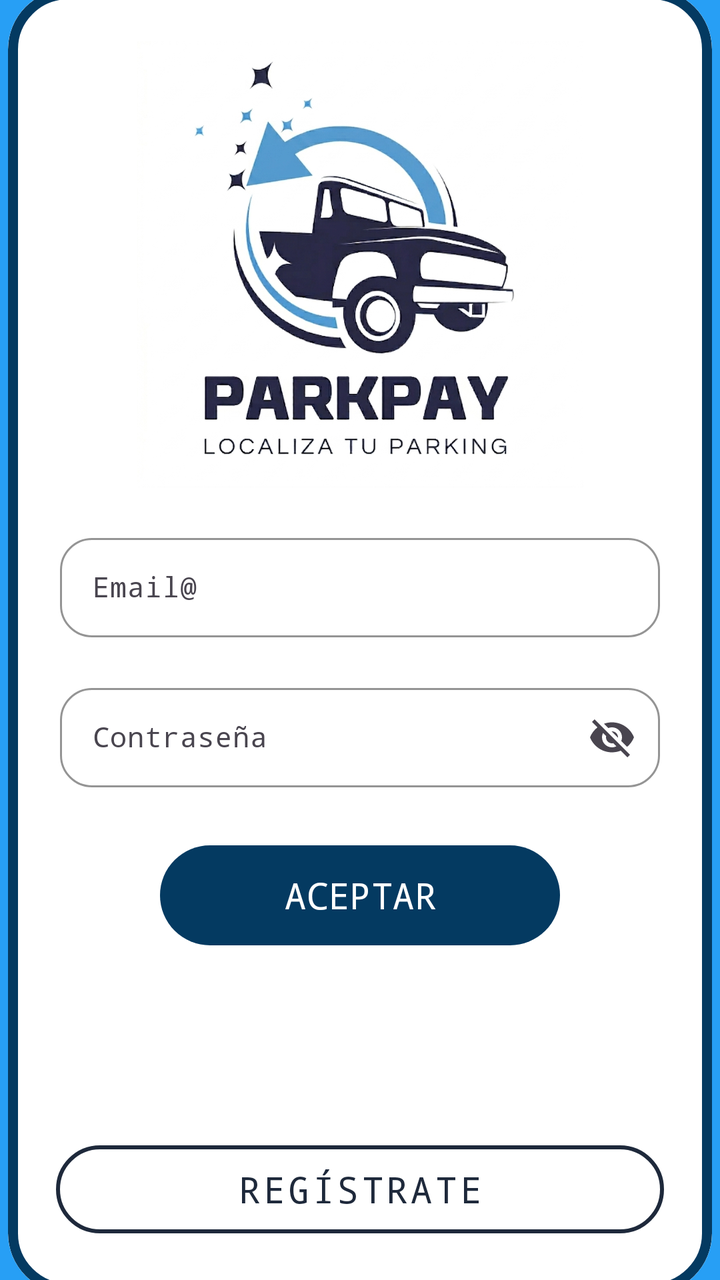
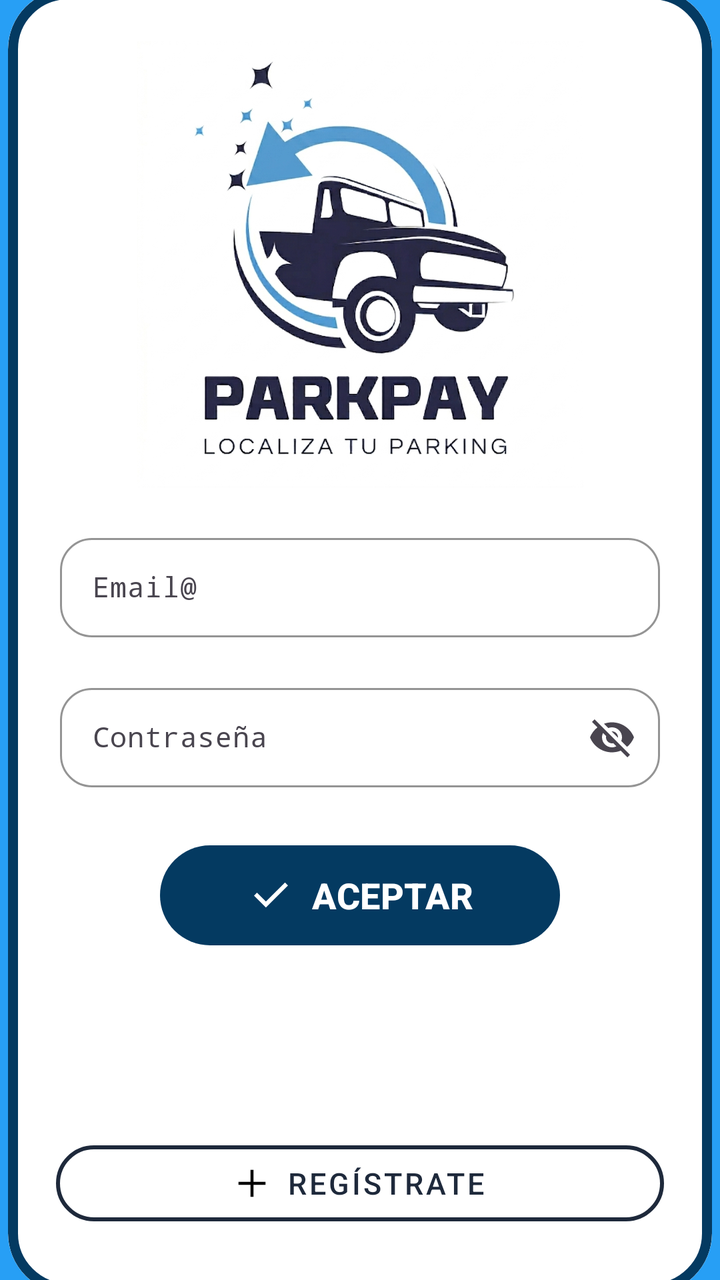

The first picture is an Android layout as it rendered before a commit; the second is the same layout after the commit. The layout source and the unified diff follow.
<!-- AndroidManifest.xml: application theme Theme.ParkPay -->
<!-- res/layout/activity_login.xml -->
<?xml version="1.0" encoding="utf-8"?>
<androidx.constraintlayout.widget.ConstraintLayout xmlns:android="http://schemas.android.com/apk/res/android"
    xmlns:app="http://schemas.android.com/apk/res-auto"
    xmlns:tools="http://schemas.android.com/tools"
    android:id="@+id/main"
    android:layout_width="match_parent"
    android:layout_height="match_parent"
    tools:context=".Login"
    android:background="#279FF5">

    <com.google.android.material.card.MaterialCardView
        style="@style/Widget.Material3.CardView.Outlined"
        android:layout_width="352dp"

        android:layout_height="652dp"
        app:cardBackgroundColor="@android:color/transparent"
        app:cardCornerRadius="30dp"
        app:layout_constraintBottom_toBottomOf="parent"
        app:layout_constraintEnd_toEndOf="parent"
        app:layout_constraintHorizontal_bias="0.491"
        app:layout_constraintStart_toStartOf="parent"
        app:layout_constraintTop_toTopOf="parent"
        app:layout_constraintVertical_bias="0.493"
        app:strokeColor="#043A61"
        app:strokeWidth="5dp">

        <androidx.constraintlayout.widget.ConstraintLayout
            android:layout_width="match_parent"
            android:layout_height="match_parent"
            android:background="@color/white"
            android:padding="16dp">

            <TextView
                android:id="@+id/idResultReg"
                android:layout_width="280dp"
                android:layout_height="60dp"
                android:layout_marginTop="20dp"
                android:textAlignment="center"
                android:textColor="@android:color/holo_red_dark"
                android:fontFamily="monospace"
                android:textSize="20sp"
                android:textStyle="bold"
                app:layout_constraintEnd_toEndOf="parent"
                app:layout_constraintStart_toStartOf="parent"
                app:layout_constraintTop_toBottomOf="@+id/id_bt_accept_icon" />

            <com.google.android.material.button.MaterialButton
                android:id="@+id/id_bt_accept_icon"
                android:layout_width="200dp"
                android:layout_height="58dp"
                android:layout_marginHorizontal="8dp"
                android:layout_marginTop="25dp"
                android:fontFamily="monospace"
                android:onClick="iniciarAplicacion"
                android:text="@string/bt_accept"
                android:textAllCaps="true"
                android:textColor="#FFFFFF"
                android:textSize="18sp"
                app:backgroundTint="#043A61"
                app:cornerRadius="29dp"
                app:elevation="5dp"
                app:layout_constraintEnd_toEndOf="parent"
                app:layout_constraintStart_toStartOf="parent"
                app:layout_constraintTop_toBottomOf="@+id/til_passw" />

            <com.google.android.material.button.MaterialButton
                android:id="@+id/id_bt_registarse"
                style="@style/Widget.MaterialComponents.Button.OutlinedButton"
                android:layout_width="0dp"
                android:layout_height="56dp"
                android:layout_marginHorizontal="8dp"
                android:layout_marginTop="10dp"
                android:fontFamily="monospace"
                android:onClick="irPagRegistro"
                android:text="@string/login_register"
                android:textAllCaps="true"
                android:textColor="#1E293B"
                android:textSize="18sp"
                app:cornerRadius="28dp"
                app:layout_constraintEnd_toEndOf="parent"
                app:layout_constraintStart_toStartOf="parent"
                app:layout_constraintTop_toBottomOf="@+id/idResultReg"
                app:strokeColor="#1E293B"
                app:strokeWidth="2dp" />

            <com.google.android.material.textfield.TextInputLayout
                android:id="@+id/til_usuario"
                android:layout_width="300dp"
                android:layout_height="55dp"
                android:layout_marginTop="20dp"
                android:hint="@string/login_ph_email"
                app:boxBackgroundMode="outline"
                app:boxCornerRadiusBottomEnd="16dp"
                app:boxCornerRadiusBottomStart="16dp"
                app:boxCornerRadiusTopEnd="16dp"
                app:boxCornerRadiusTopStart="16dp"
                app:boxStrokeColor="#1E293B"
                app:hintTextColor="#64748B"
                app:layout_constraintEnd_toEndOf="parent"
                app:layout_constraintStart_toStartOf="parent"
                app:layout_constraintTop_toBottomOf="@+id/imageView2">

                <com.google.android.material.textfield.TextInputEditText
                    android:id="@+id/id_text_login_email"
                    android:layout_width="match_parent"
                    android:layout_height="wrap_content"
                    android:inputType="textEmailAddress"
                    android:textColor="#0F172A"
                    android:textColorHint="#64748B"
                    android:textSize="14sp"
                    android:fontFamily="monospace"/>
            </com.google.android.material.textfield.TextInputLayout>

            <com.google.android.material.textfield.TextInputLayout
                android:id="@+id/til_passw"
                android:layout_width="300dp"
                android:layout_height="55dp"
                android:layout_marginTop="20dp"
                android:hint="@string/login_ph_password"
                app:boxBackgroundMode="outline"
                app:boxCornerRadiusBottomEnd="16dp"
                app:boxCornerRadiusBottomStart="16dp"
                app:boxCornerRadiusTopEnd="16dp"
                app:boxCornerRadiusTopStart="16dp"
                app:boxStrokeColor="#1E293B"
                app:hintTextColor="#64748B"
                app:layout_constraintEnd_toEndOf="parent"
                app:layout_constraintStart_toStartOf="parent"
                app:layout_constraintTop_toBottomOf="@+id/til_usuario"
                app:endIconMode="password_toggle">

                <com.google.android.material.textfield.TextInputEditText
                    android:id="@+id/id_text_login_passw"
                    android:layout_width="match_parent"
                    android:layout_height="wrap_content"
                    android:inputType="text"
                    android:textColor="#0F172A"
                    android:textColorHint="#64748B"
                    android:textSize="14sp"
                    android:fontFamily="monospace"/>
            </com.google.android.material.textfield.TextInputLayout>

            <ImageView
                android:id="@+id/imageView2"
                android:layout_width="252dp"
                android:layout_height="223dp"
                android:layout_marginTop="10dp"
                app:layout_constraintEnd_toEndOf="parent"
                app:layout_constraintStart_toStartOf="parent"
                app:layout_constraintTop_toTopOf="parent"
                app:srcCompat="@mipmap/logo_2" />


        </androidx.constraintlayout.widget.ConstraintLayout>

    </com.google.android.material.card.MaterialCardView>

</androidx.constraintlayout.widget.ConstraintLayout>
<!-- resources referenced by this layout -->
<resources>
  <color name="white">#FFFFFFFF</color>
  <!-- mipmap logo_2: png bitmap (mipmap-mdpi, 764512 bytes) -->
  <string name="bt_accept">Aceptar</string>
  <string name="login_ph_email">Email@</string>
  <string name="login_ph_password">Contraseña</string>
  <string name="login_register">Regístrate</string>
  <style name="Theme.ParkPay" parent="Base.Theme.ParkPay" />
  <style name="Base.Theme.ParkPay" parent="Theme.Material3.DayNight.NoActionBar">
          
          
      </style>
</resources>

<!-- the commit's change to res/layout/activity_login.xml (unified diff, before → after) -->
@@ -11,7 +11,6 @@
     <com.google.android.material.card.MaterialCardView
         style="@style/Widget.Material3.CardView.Outlined"
         android:layout_width="352dp"
-
         android:layout_height="652dp"
         app:cardBackgroundColor="@android:color/transparent"
         app:cardCornerRadius="30dp"
@@ -50,38 +49,46 @@
                 android:layout_height="58dp"
                 android:layout_marginHorizontal="8dp"
                 android:layout_marginTop="25dp"
-                android:fontFamily="monospace"
                 android:onClick="iniciarAplicacion"
                 android:text="@string/bt_accept"
                 android:textAllCaps="true"
                 android:textColor="#FFFFFF"
                 android:textSize="18sp"
+                android:textStyle="bold"
                 app:backgroundTint="#043A61"
                 app:cornerRadius="29dp"
                 app:elevation="5dp"
                 app:layout_constraintEnd_toEndOf="parent"
                 app:layout_constraintStart_toStartOf="parent"
-                app:layout_constraintTop_toBottomOf="@+id/til_passw" />
+                app:layout_constraintTop_toBottomOf="@+id/til_passw"
+                app:icon="@drawable/icon_accept"
+                app:iconGravity="textStart"
+                app:iconPadding="8dp"
+                app:iconTint="@color/white"
+                app:iconSize="25dp"/>
 
             <com.google.android.material.button.MaterialButton
                 android:id="@+id/id_bt_registarse"
                 style="@style/Widget.MaterialComponents.Button.OutlinedButton"
                 android:layout_width="0dp"
-                android:layout_height="56dp"
+                android:layout_height="50dp"
                 android:layout_marginHorizontal="8dp"
                 android:layout_marginTop="10dp"
-                android:fontFamily="monospace"
                 android:onClick="irPagRegistro"
                 android:text="@string/login_register"
                 android:textAllCaps="true"
                 android:textColor="#1E293B"
-                android:textSize="18sp"
+                android:textSize="15dp"
                 app:cornerRadius="28dp"
                 app:layout_constraintEnd_toEndOf="parent"
                 app:layout_constraintStart_toStartOf="parent"
                 app:layout_constraintTop_toBottomOf="@+id/idResultReg"
                 app:strokeColor="#1E293B"
-                app:strokeWidth="2dp" />
+                app:strokeWidth="2dp"
+                app:icon="@drawable/icon_add"
+                app:iconGravity="textStart"
+                app:iconPadding="8dp"
+                app:iconTint="@color/black"/>
 
             <com.google.android.material.textfield.TextInputLayout
                 android:id="@+id/til_usuario"
@@ -105,8 +112,8 @@
                     android:layout_width="match_parent"
                     android:layout_height="wrap_content"
                     android:inputType="textEmailAddress"
-                    android:textColor="#0F172A"
-                    android:textColorHint="#64748B"
+                    android:textColor="@color/black"
+                    android:textColorHint="@color/black"
                     android:textSize="14sp"
                     android:fontFamily="monospace"/>
             </com.google.android.material.textfield.TextInputLayout>
@@ -134,8 +141,8 @@
                     android:layout_width="match_parent"
                     android:layout_height="wrap_content"
                     android:inputType="text"
-                    android:textColor="#0F172A"
-                    android:textColorHint="#64748B"
+                    android:textColor="@color/black"
+                    android:textColorHint="@color/black"
                     android:textSize="14sp"
                     android:fontFamily="monospace"/>
             </com.google.android.material.textfield.TextInputLayout>
<!-- resource entries referenced after the edit -->
@@ -1,6 +1,19 @@
 <!-- resources referenced by this layout -->
 <resources>
+  <color name="black">#FF000000</color>
   <color name="white">#FFFFFFFF</color>
+  <!-- drawable icon_accept (drawable) -->
+  <vector xmlns:android="http://schemas.android.com/apk/res/android" android:height="24dp" android:tint="#000000" android:viewportHeight="960" android:viewportWidth="960" android:width="24dp">
+        
+      <path android:fillColor="@android:color/white" android:pathData="M382,720L154,492L211,435L382,606L749,239L806,296L382,720Z"/>
+      
+  </vector>
+  <!-- drawable icon_add (drawable) -->
+  <vector xmlns:android="http://schemas.android.com/apk/res/android" android:height="24dp" android:tint="#000000" android:viewportHeight="960" android:viewportWidth="960" android:width="24dp">
+        
+      <path android:fillColor="@android:color/white" android:pathData="M440,840L440,520L120,520L120,440L440,440L440,120L520,120L520,440L840,440L840,520L520,520L520,840L440,840Z"/>
+      
+  </vector>
   <!-- mipmap logo_2: png bitmap (mipmap-mdpi, 764512 bytes) -->
   <string name="bt_accept">Aceptar</string>
   <string name="login_ph_email">Email@</string>
